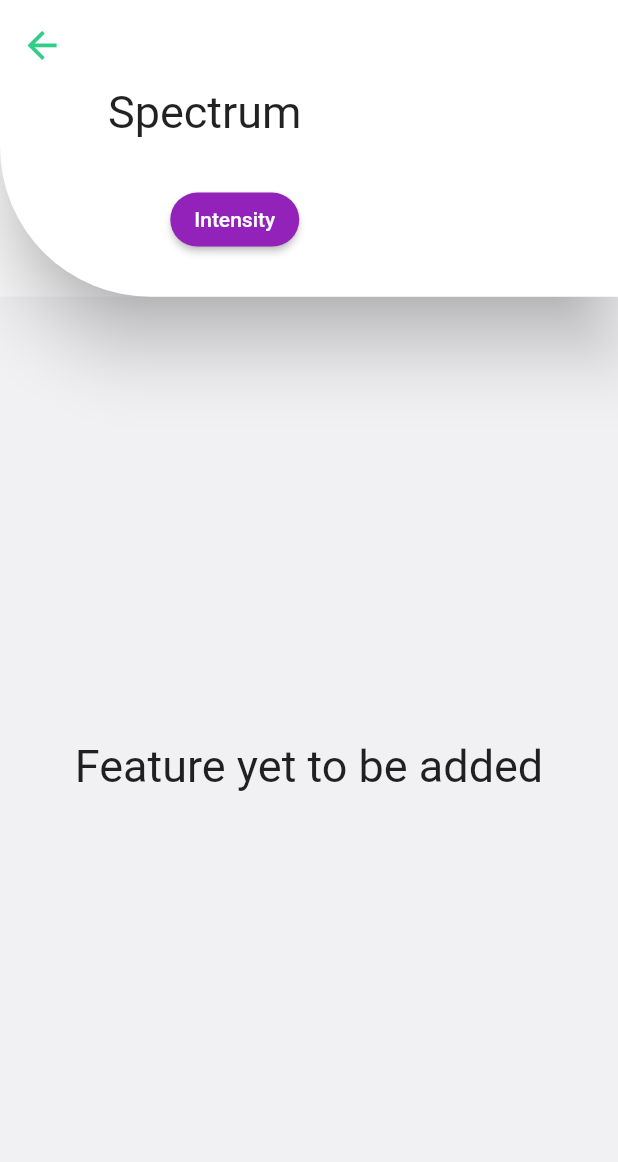
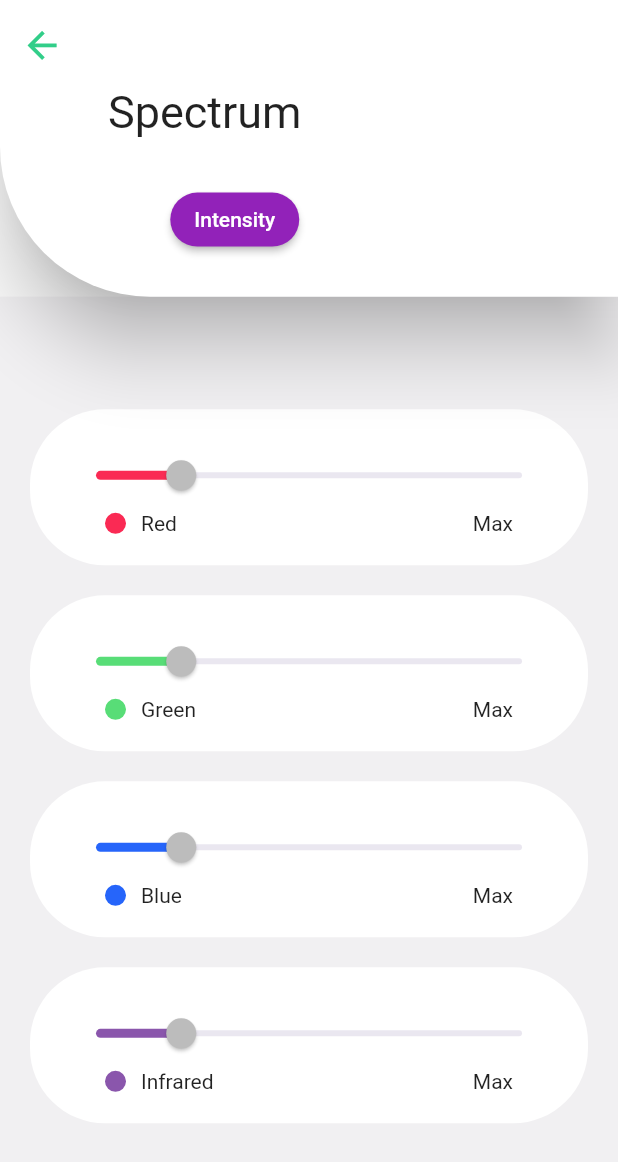
Before and after one commit to ParadoxPD/Spectra, a Flutter app: the DetailsPage screen opened directly, on a phone screen of 412 x 824 dp. Shown: the top 1162 px of the screen. Run offline on Flutter 3.47's test engine with Material 2 defaults, Android fonts, the phone set to English and light mode, and no system bars; our stand-ins replace rxdart; Roboto replaces fonts that are missing (SFProText).

Commit message:
Added the Sliders

```diff
--- a/app/lib/pages/Dashboard/plantDetails.dart
+++ b/app/lib/pages/Dashboard/plantDetails.dart
@@ -10,13 +10,16 @@ class DetailsPage extends StatefulWidget {
 
 class _DetailsPage extends State<DetailsPage> {
   @override
-  double _value = 20;
+  double _rvalue = 20;
+  double _gvalue = 20;
+  double _bvalue = 20;
+  double _ivalue = 20;
   Widget build(BuildContext context) {
     return Scaffold(
       appBar: AppBar(
         elevation: 20,
         toolbarHeight: MediaQuery.of(context).size.height * 0.24,
-        foregroundColor: Colors.white,
+        // foregroundColor: Colors.white,
         backgroundColor: Colors.white,
         shape: RoundedRectangleBorder(
           borderRadius: BorderRadius.only(bottomLeft: Radius.circular(100)),
@@ -79,26 +82,99 @@ class _DetailsPage extends State<DetailsPage> {
           mainAxisAlignment: MainAxisAlignment.center,
           crossAxisAlignment: CrossAxisAlignment.center,
           children: [
-            // Slider(
-            //   min: 0,
-            //   max: 100,
-            //   value: _value,
-            //   onChanged: (value) {
-            //     setState(() {
-            //       _value = value;
-            //     });
-            //   },
-            // ),
-
-            Container(
-              child: Text(
-                "Feature yet to be added",
-                style: TextStyle(fontSize: 30),
-              ),
-            )
+            createSlider(
+              _rvalue,
+              "Red",
+              Color(0xffFA2A54),
+              (value) {
+                setState(() {
+                  _rvalue = value;
+                });
+              },
+            ),
+            createSlider(
+              _gvalue,
+              "Green",
+              Color(0xff58DD77),
+              (value) {
+                setState(() {
+                  _gvalue = value;
+                });
+              },
+            ),
+            createSlider(
+              _bvalue,
+              "Blue",
+              Color(0xff2665FA),
+              (value) {
+                setState(() {
+                  _bvalue = value;
+                });
+              },
+            ),
+            createSlider(
+              _ivalue,
+              "Infrared",
+              Color(0xff8A56AC),
+              (value) {
+                setState(() {
+                  _ivalue = value;
+                });
+              },
+            ),
           ],
         ),
       ),
     );
   }
+
+  Widget createSlider(double _value, String colorName, Color color, onChanged) {
+    return Container(
+      margin: EdgeInsets.fromLTRB(20, 10, 20, 10),
+      padding: EdgeInsets.fromLTRB(20, 20, 20, 20),
+      decoration: BoxDecoration(
+          color: Colors.white,
+          borderRadius: BorderRadius.all(
+            Radius.circular(50),
+          )),
+      child: Column(
+        children: [
+          SliderTheme(
+            data: SliderThemeData(
+                thumbColor: Color(0xffBCBCBC),
+                activeTrackColor: color,
+                inactiveTrackColor: Color(0xffEAE7F0)),
+            child: Slider(
+              min: 0,
+              max: 100,
+              value: _value,
+              onChanged: onChanged,
+            ),
+          ),
+          Padding(
+            padding: const EdgeInsets.only(left: 30, right: 30),
+            child: Row(
+              mainAxisAlignment: MainAxisAlignment.spaceBetween,
+              children: [
+                Row(
+                  children: [
+                    Container(
+                      margin: EdgeInsets.only(right: 10),
+                      height: 14,
+                      width: 14,
+                      decoration: BoxDecoration(
+                          color: color,
+                          borderRadius: BorderRadius.all(Radius.circular(20))),
+                    ),
+                    Text(colorName),
+                  ],
+                ),
+                Text("Max")
+              ],
+            ),
+          )
+        ],
+      ),
+    );
+  }
 }
```
